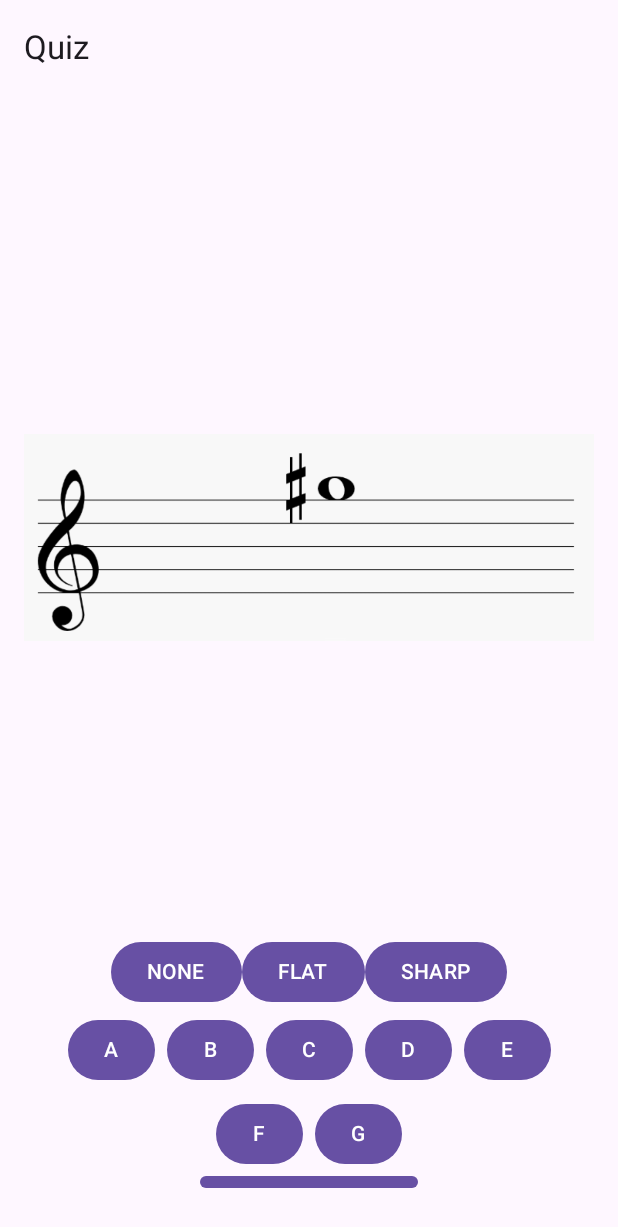
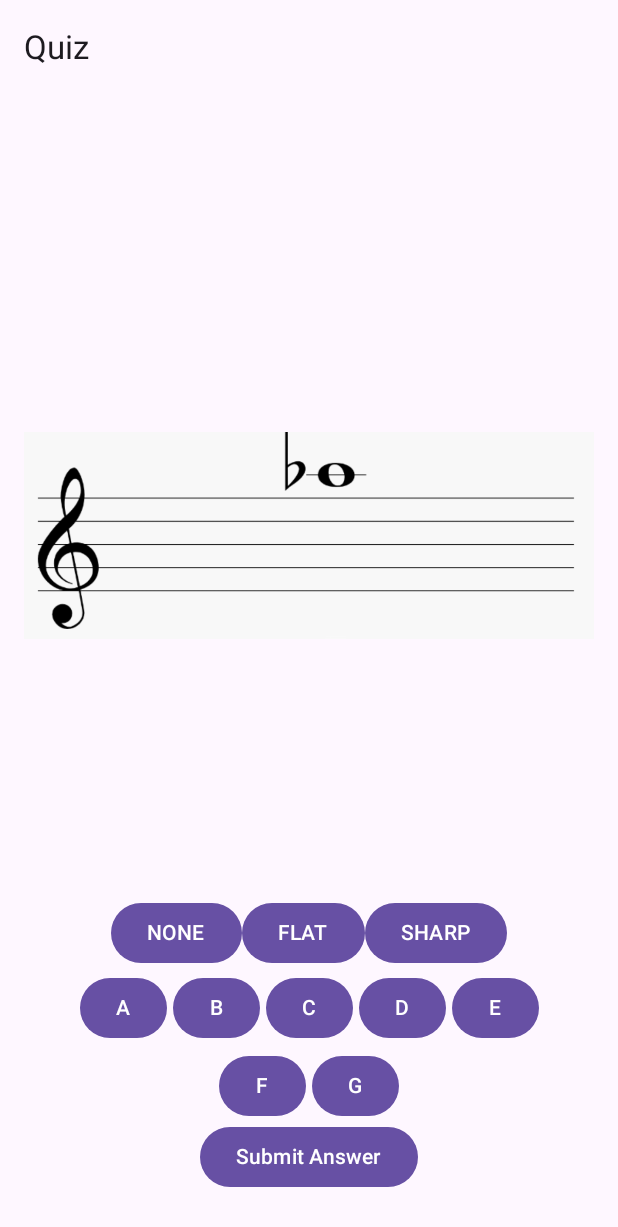
Before and after one commit to marceloakalopes/Sight-Reading-App, an Android app built with Jetpack Compose: the MainActivity screen opened directly, with no data from a screen before it, after a tap on "Note Quiz", on a phone screen of 412 x 824 dp. Shown: the top 1227 px of the screen. Run offline under Robolectric (Android 15) with nearby library versions, the phone set to English and light mode, and no system bars.

Commit message:
Fix/Style: Fixed Bug In where submit button was forced off screen in NoteBuilder.kt and Styled Leaderboard to place every entry in their own styled box
The submit button in NoteBuilder.kt no longer slips off the screen when clicked (no harm to gameplay just looked cheap)

WelcomeScreen.kt now shows a LeaderboardScreen.kt button which navigates to LeaderboardScreen.kt

LeaderboardScreen.kt now has additional styling and I removed the extra text that said LeaderBoard so the redundant title is gone now.

```diff
--- a/app/src/main/java/com/example/sightreadingapp/MainActivity.kt
+++ b/app/src/main/java/com/example/sightreadingapp/MainActivity.kt
@@ -34,7 +34,9 @@
                     composable("welcome") {
                         WelcomeScreen(userProfile?.name ?: "User",
                             onStartClicked = { navController.navigate("quiz") },
-                            onNoteQuizClicked = { navController.navigate("noteBuilder") })
+                            onNoteQuizClicked = { navController.navigate("noteBuilder") },
+                            onLeaderBoardClick = {navController.navigate("leaderboard")}
+                            )
                     }
                     composable("noteBuilder"){
                         // just copied other probably could just make
--- a/app/src/main/java/com/example/sightreadingapp/ui/screens/NoteBuilder.kt
+++ b/app/src/main/java/com/example/sightreadingapp/ui/screens/NoteBuilder.kt
@@ -124,9 +124,8 @@
                 fontWeight = FontWeight.Bold,
                 fontSize = 24.sp
             )
+            Text(resultMessage)
             if (resultMessage.isNotEmpty()) {
-                Spacer(modifier = Modifier.height(16.dp))
-                Text(resultMessage)
                 userAccidentString = ""
                 userNoteString = ""
             }
@@ -134,7 +133,7 @@
             Image(
                 painter = painterResource(id = currentQuestion.noteResource),
                 contentDescription = "Treble Clef Note",
-                modifier = Modifier.size(500.dp) // increased this so the image wont be super small
+                modifier = Modifier.size(450.dp) // increased this so the image wont be super small
             )
             Column(
                 modifier = Modifier
@@ -168,7 +167,7 @@
                                 userNoteString = userNote!!.note
                                 userAnswerString = mutableSetOf(userNoteString to userAccidentString)
                             },
-                            modifier = Modifier.padding(4.dp)
+                            modifier = Modifier.padding(2.dp)
                         ) {
                             Text(note.toString())
                         }
--- a/app/src/main/java/com/example/sightreadingapp/ui/screens/WelcomeScreen.kt
+++ b/app/src/main/java/com/example/sightreadingapp/ui/screens/WelcomeScreen.kt
@@ -16,8 +16,8 @@
 import androidx.compose.ui.unit.sp
 
 @Composable
-fun WelcomeScreen(userName: String, onStartClicked: () -> Unit, onNoteQuizClicked: () -> Unit) {
-    Scaffold { paddingValues ->
+fun WelcomeScreen(userName: String, onStartClicked: () -> Unit, onNoteQuizClicked: () -> Unit, onLeaderBoardClick: () -> Unit) {
+    Scaffold() { paddingValues ->
         Column(
             modifier = Modifier
                 .fillMaxSize()
@@ -27,7 +27,7 @@
             horizontalAlignment = Alignment.CenterHorizontally
         ) {
             Text("Welcome back, $userName", fontSize = 24.sp)
-            Spacer(modifier = Modifier.height(16.dp))
+            Spacer(modifier = Modifier.height(18.dp))
             Button(onClick = onStartClicked) {
                 Text("quiz")
             }
@@ -35,6 +35,11 @@
             Button(onClick = onNoteQuizClicked){
                 Text("Note Quiz")
             }
+            Spacer(modifier = Modifier.height(16.dp))
+            Button(onClick = onLeaderBoardClick){
+                Text("Leaderboard")
+            }
+
         }
     }
 }
```
Also changed, not shown: app/src/main/java/com/example/sightreadingapp/ui/screens/LeaderboardScreen.kt (+68 -13 lines), 2 other files.
